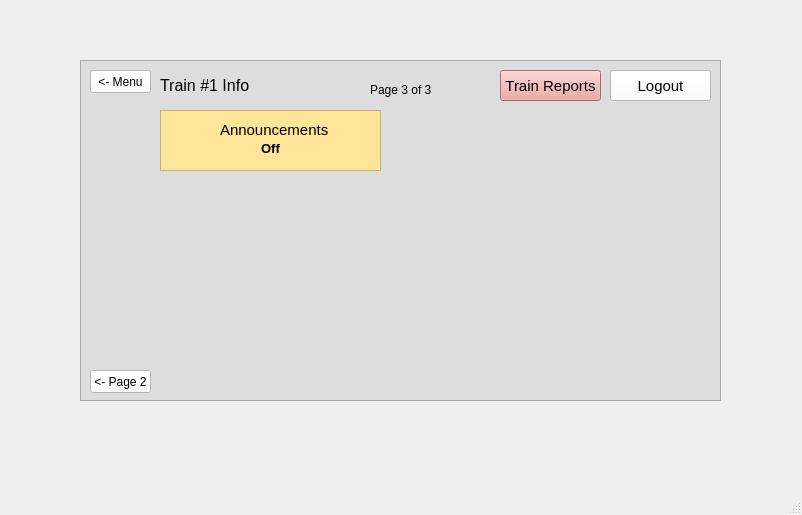
Before: the Qt Designer form src/UI/TrainModel/Train_Info_Page3.ui in aet37/ECE1140-Project, drawn with Qt 5.
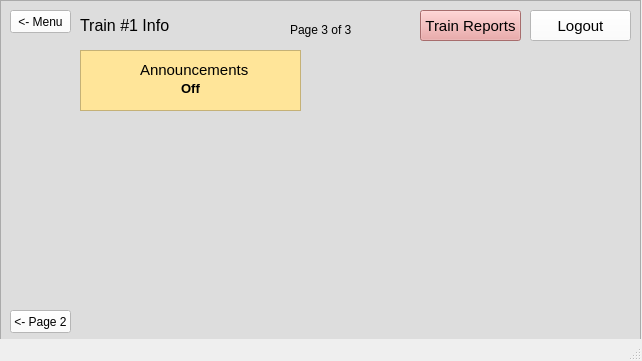
After: the same form once the commit is applied.

Diff of the .ui file:
```diff
--- a/src/UI/TrainModel/Train_Info_Page3.ui
+++ b/src/UI/TrainModel/Train_Info_Page3.ui
@@ -6,8 +6,8 @@
    <rect>
     <x>0</x>
     <y>0</y>
-    <width>802</width>
-    <height>515</height>
+    <width>642</width>
+    <height>361</height>
    </rect>
   </property>
   <property name="windowTitle">
@@ -17,8 +17,8 @@
    <widget class="QPushButton" name="logout_button_info3">
     <property name="geometry">
      <rect>
-      <x>610</x>
-      <y>70</y>
+      <x>530</x>
+      <y>10</y>
       <width>101</width>
       <height>31</height>
      </rect>
@@ -62,8 +62,8 @@
    <widget class="QFrame" name="frame">
     <property name="geometry">
      <rect>
-      <x>80</x>
-      <y>60</y>
+      <x>0</x>
+      <y>0</y>
       <width>641</width>
       <height>341</height>
      </rect>
```
